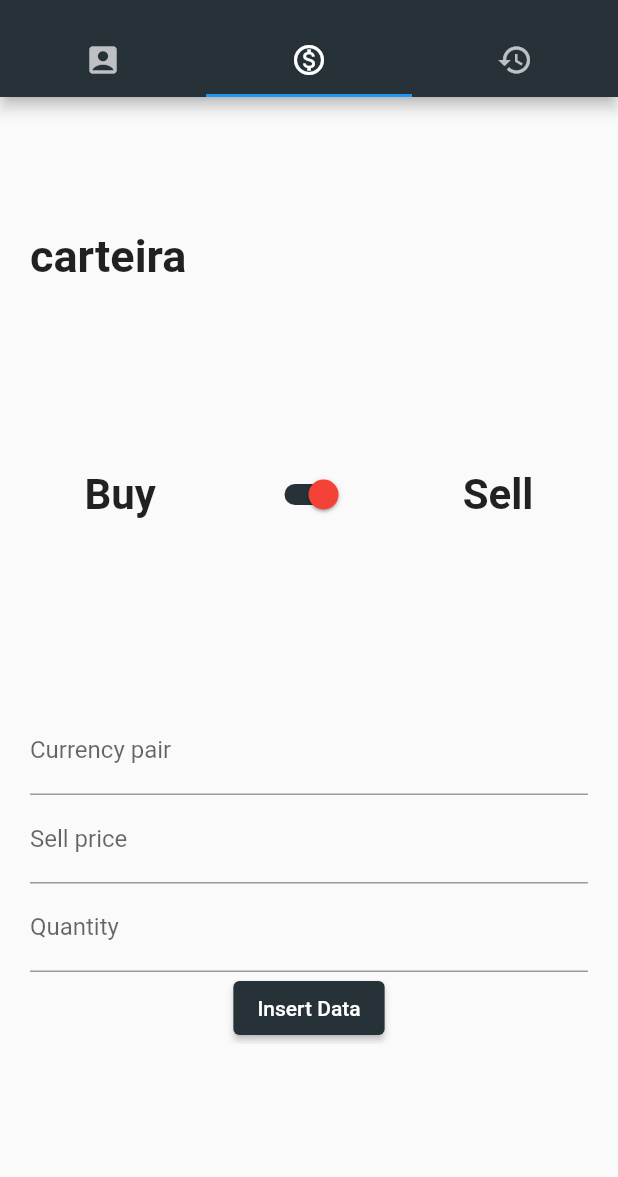
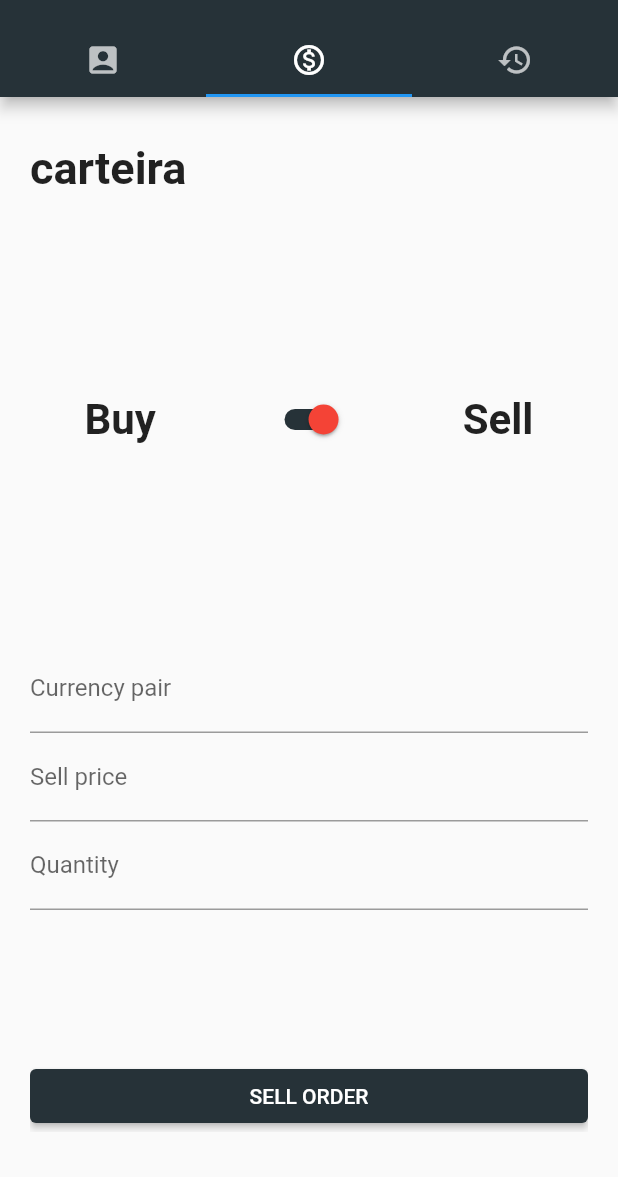
Before and after one commit to gustarrafil/SI700-Mobile-2021.1, a Flutter app: the screen it shows after launch, tab 2 chosen, on a phone screen of 412 x 824 dp, the part 59-1236 px from its top. Run offline on Flutter 3.47's test engine with Material 2 defaults, Android fonts, the phone set to English and light mode, and no system bars; our stand-ins replace dio, firebase_auth, firebase_core, flutter_bloc, socket_io_client; accounts and stored records are empty; network calls fail.

Commit message:
alinhamento botao formulario

```diff
--- a/cripose/lib/view/form/sell_form.dart
+++ b/cripose/lib/view/form/sell_form.dart
@@ -15,12 +15,15 @@ class SellForm extends StatelessWidget {
       return Form(
         key: sellForm,
         child: Column(
+          mainAxisAlignment: MainAxisAlignment.spaceAround,
           children: [
             parmoedaFormField(transactionValues),
             precoFormField(transactionValues),
             qtdFormField(transactionValues),
-            // submitButton("gatilho",transactionValues, state, context),
-            submitButton("envio", transactionValues, state, context)
+            Padding(
+              padding: const EdgeInsets.only(top: 100),
+              child: submitButton(transactionValues, state, context),
+            )
           ],
         ),
       );
@@ -28,31 +31,21 @@ class SellForm extends StatelessWidget {
     });
   }
 
-  Widget submitButton(
-      String acao, Transaction transactionValues, state, context) {
+  Widget submitButton(Transaction transactionValues, state, context) {
     transactionValues.buySell = false;
-    // if (acao == "gatilho") {
-    //   return ElevatedButton(
-    //       style: ElevatedButton.styleFrom(primary: Colors.blueGrey[900]),
-    //       child: Text("gatilho"),
-    //       onPressed: () {
-    //         if (sellForm.currentState!.validate()) {
-    //           sellForm.currentState!.save();
-    //           //   Navigator.of(context).pushNamed("/second");
-    //         }
-    //       });
-    // } else {
-    return ElevatedButton(
+    return SizedBox(
+      width: double.infinity,
+      child: ElevatedButton(
           style: ElevatedButton.styleFrom(primary: Colors.blueGrey[900]),
-        child: Text("Insert Data"),
+          child: Text("SELL ORDER"),
           onPressed: () {
             if (sellForm.currentState!.validate()) {
               sellForm.currentState!.save();
               BlocProvider.of<ManageRemoteBloc>(context).add(
                   SubmitTransactionEvent(transactionValues: transactionValues));
             }
-        });
-    // }
+          }),
+    );
   }
 
   Widget parmoedaFormField(Transaction transactionValues) {
--- a/cripose/lib/view/screen/tab_screen.dart
+++ b/cripose/lib/view/screen/tab_screen.dart
@@ -186,7 +186,7 @@ class _TabViewState extends State<TabView> {
                   padding:
                       const EdgeInsets.symmetric(horizontal: 20, vertical: 30),
                   child: Column(
-                    mainAxisAlignment: MainAxisAlignment.spaceAround,
+                    mainAxisAlignment: MainAxisAlignment.spaceBetween,
                     children: [
                       Column(
                           crossAxisAlignment: CrossAxisAlignment.stretch,
```
Also changed, not shown: cripose/lib/view/form/buy_form.dart (+11 -19 lines). Lines whose indentation alone changed are shown as unchanged.
